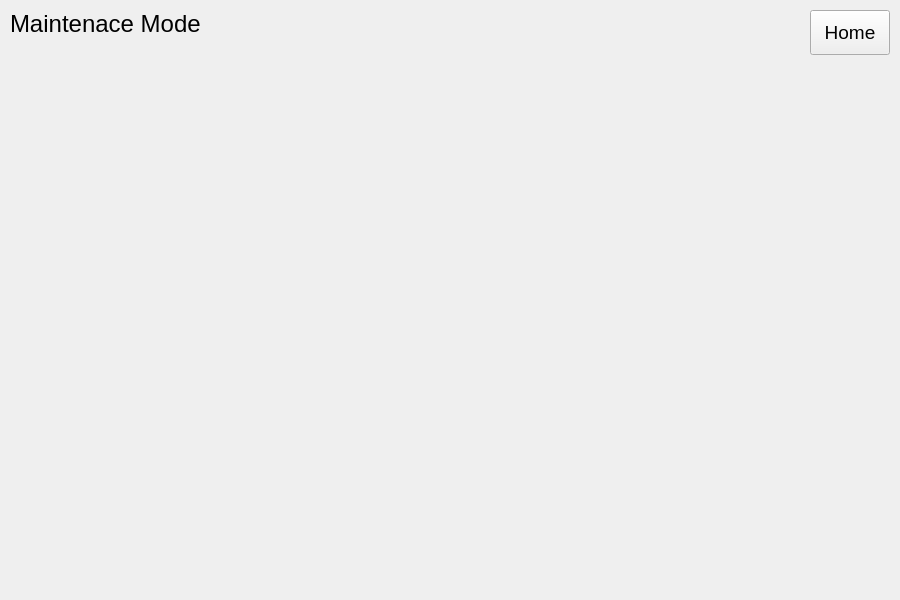
Before: the Qt Designer form forms/mainwindow.ui in tommygod3/trek-star-manager, drawn with Qt 5.
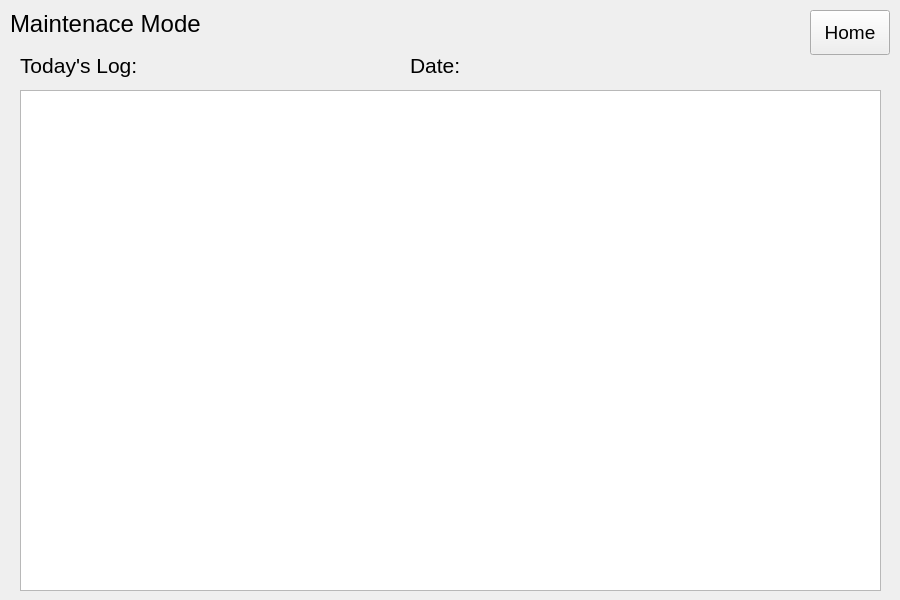
After: the same form once the commit is applied. The open tabs and pages were chosen to show the change.

Commit message: Added logger and maintenance mode, adding comments

The edit to the form file:
```diff
--- a/forms/mainwindow.ui
+++ b/forms/mainwindow.ui
@@ -2176,6 +2176,57 @@
        <string>Home</string>
       </property>
      </widget>
+     <widget class="QTextBrowser" name="textMaintenance">
+      <property name="geometry">
+       <rect>
+        <x>20</x>
+        <y>90</y>
+        <width>861</width>
+        <height>501</height>
+       </rect>
+      </property>
+      <property name="font">
+       <font>
+        <pointsize>14</pointsize>
+       </font>
+      </property>
+     </widget>
+     <widget class="QLabel" name="labelMaintenanceLog">
+      <property name="geometry">
+       <rect>
+        <x>20</x>
+        <y>50</y>
+        <width>121</width>
+        <height>31</height>
+       </rect>
+      </property>
+      <property name="font">
+       <font>
+        <pointsize>16</pointsize>
+       </font>
+      </property>
+      <property name="text">
+       <string>Today's Log:</string>
+      </property>
+     </widget>
+     <widget class="QLabel" name="labelMaintenanceDate">
+      <property name="geometry">
+       <rect>
+        <x>410</x>
+        <y>50</y>
+        <width>391</width>
+        <height>31</height>
+       </rect>
+      </property>
+      <property name="font">
+       <font>
+        <pointsize>16</pointsize>
+       </font>
+      </property>
+      <property name="text">
+       <string>Date:</string>
+      </property>
+     </widget>
     </widget>
     <widget class="QWidget" name="pageEditProject">
      <property name="minimumSize">
```
Left out of the diff: 2 changed lines with no effect on the pictures. The commit also changes 16 other files.
